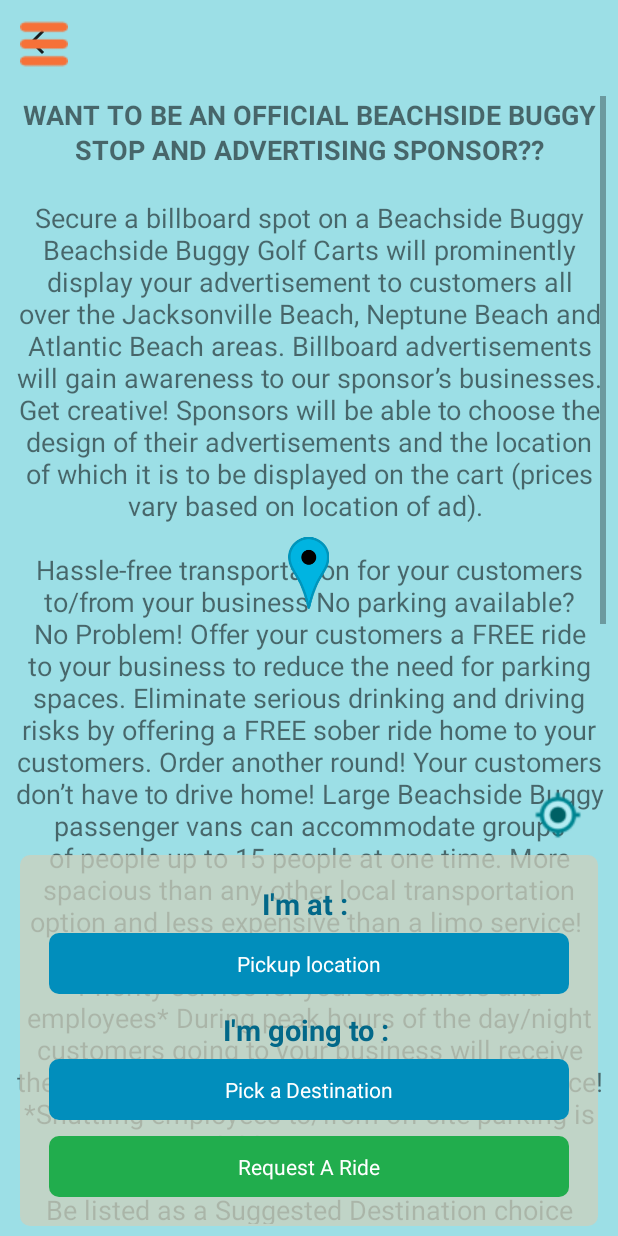
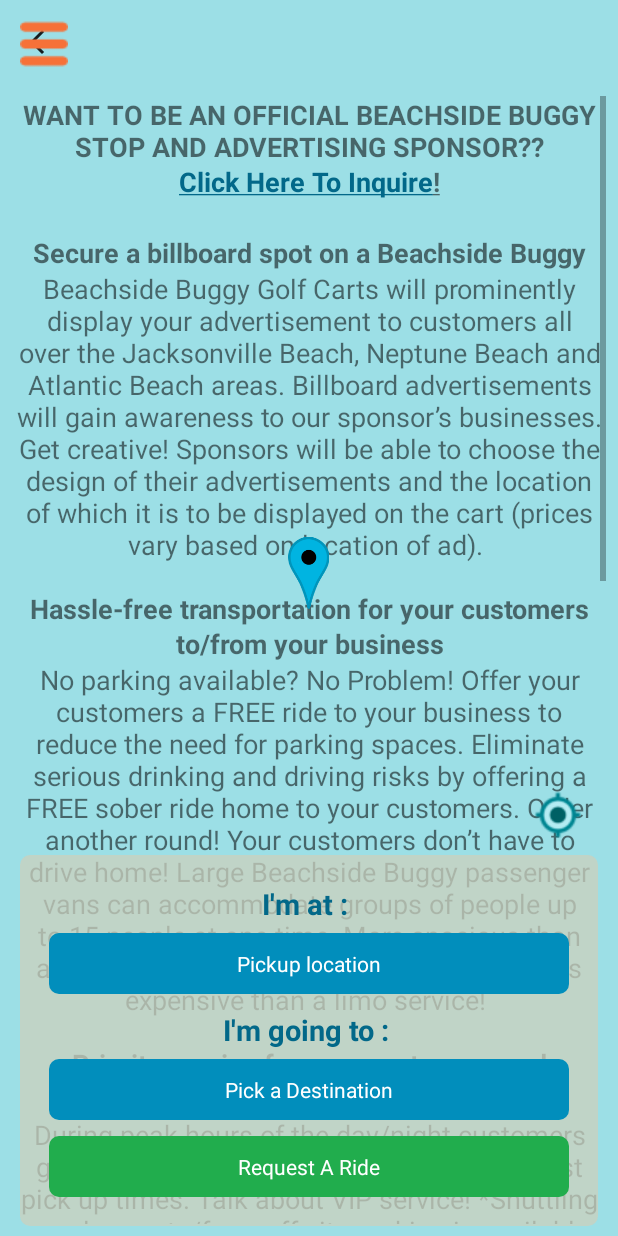
Before and after one commit to jaydeepvirani/beachsidebuggies, an Android app: the fragment SponsorsFragment placed in its activity, on a phone screen of 412 x 824 dp. Run offline under Robolectric (Android 15) with nearby library versions, the phone set to English and light mode, and no system bars; our stand-ins replace Firebase (no records; nobody signed in at launch, a user with empty details on screens opened directly), sdp/ssp sizes; libraries missing offline, so code that uses them is left out: cn.pedant, com.facebook, com.facebook.login; 4 statements that could not run were skipped.

Commit message:
Sponsorship page updates

```diff
--- a/app/src/main/java/com/eryushion/beachsidebuggies/fragment/SponsorsFragment.java
+++ b/app/src/main/java/com/eryushion/beachsidebuggies/fragment/SponsorsFragment.java
@@ -1,6 +1,7 @@
 package com.eryushion.beachsidebuggies.fragment;
 
 import android.content.Context;
+import android.content.Intent;
 import android.content.res.Resources;
 import android.net.Uri;
 import android.os.Bundle;
@@ -8,11 +9,17 @@
 import android.support.v7.app.AppCompatActivity;
 import android.support.v7.widget.Toolbar;
 import android.text.Html;
+import android.text.Spannable;
+import android.text.SpannableString;
+import android.text.Spanned;
+import android.text.method.LinkMovementMethod;
 import android.text.method.ScrollingMovementMethod;
+import android.text.style.ClickableSpan;
 import android.view.LayoutInflater;
 import android.view.View;
 import android.view.ViewGroup;
 import android.widget.TextView;
+import android.widget.Toast;
 
 import com.eryushion.beachsidebuggies.R;
 
@@ -89,8 +96,52 @@
 
         Resources res = getResources();
         String text = res.getString(R.string.sponsors_text);
-        CharSequence styledText = Html.fromHtml(text);
-        textView.setText(styledText);
+        SpannableString styled = new SpannableString(Html.fromHtml(text));
+
+
+        int i1 = styled.toString().indexOf("info");
+        int i2 = styled.toString().indexOf(".com");
+        int i3 = styled.toString().indexOf("Click");
+        int i4 = styled.toString().indexOf("Inquire!");
+        textView.setMovementMethod(LinkMovementMethod.getInstance());
+        textView.setText(styled, TextView.BufferType.SPANNABLE);
+        Spannable mySpannable = (Spannable)textView.getText();
+        ClickableSpan myClickableSpan = new ClickableSpan() {
+            @Override
+            public void onClick(View widget) {
+
+                Intent i = new Intent(Intent.ACTION_SEND);
+                i.setType("message/rfc822");
+                i.putExtra(Intent.EXTRA_EMAIL  , new String[]{"info@beachsidebuggies.com"});
+                i.putExtra(Intent.EXTRA_SUBJECT, "Sponsorship inquiry");
+                i.putExtra(Intent.EXTRA_TEXT   , "");
+                try {
+                    startActivity(Intent.createChooser(i, "Send mail..."));
+                } catch (android.content.ActivityNotFoundException ex) {
+
+                }
+
+            }
+        };
+        ClickableSpan myClickableSpan2 = new ClickableSpan() {
+            @Override
+            public void onClick(View widget) {
+
+                Intent i = new Intent(Intent.ACTION_SEND);
+                i.setType("message/rfc822");
+                i.putExtra(Intent.EXTRA_EMAIL  , new String[]{"info@beachsidebuggies.com"});
+                i.putExtra(Intent.EXTRA_SUBJECT, "Sponsorship inquiry");
+                i.putExtra(Intent.EXTRA_TEXT   , "");
+                try {
+                    startActivity(Intent.createChooser(i, "Send mail..."));
+                } catch (android.content.ActivityNotFoundException ex) {
+
+                }
+
+            }
+        };
+        mySpannable.setSpan(myClickableSpan, i1, i2 + 3, Spannable.SPAN_EXCLUSIVE_EXCLUSIVE);
+        mySpannable.setSpan(myClickableSpan2, i3, i4 + 7, Spanned.SPAN_EXCLUSIVE_EXCLUSIVE);
 
         //return inflater.inflate(R.layout.fragment_about_us, container, false);
         return view;
--- a/app/src/main/res/layout/fragment_about_us.xml
+++ b/app/src/main/res/layout/fragment_about_us.xml
@@ -6,6 +6,11 @@
     tools:context="com.eryushion.beachsidebuggies.fragment.AboutUsFragment">
 
     <!-- TODO: Update blank fragment layout -->
+
+    <WebView
+        android:id="@+id/wV"
+        android:layout_width="match_parent"
+        android:layout_height="match_parent" />
 
     <ScrollView
         android:layout_width="match_parent"
--- a/app/src/main/res/values/strings.xml
+++ b/app/src/main/res/values/strings.xml
@@ -14,33 +14,33 @@
     <string name="pickup_alert_msg">Your pickup location must be in our service area!</string>
     <string name="request_limit_exceeded">Currently no driver is available, sorry for the inconvenience.</string>
     <string name="request_limit_title">Try Again</string>
-    <string name="sponsors_text">&lt;b>WANT TO BE AN OFFICIAL BEACHSIDE BUGGY STOP AND ADVERTISING SPONSOR??&lt;/b>&lt;br>&lt;br>
+    <string name="sponsors_text">&lt;b>WANT TO BE AN OFFICIAL BEACHSIDE BUGGY STOP AND ADVERTISING SPONSOR??&lt;br>&lt;u>Click Here To Inquire!&lt;/u>&lt;/b>&lt;br>&lt;br>
 
-         Secure a billboard spot on a Beachside Buggy
+         &lt;b>Secure a billboard spot on a Beachside Buggy&lt;/b>&lt;br>
 Beachside Buggy Golf Carts will prominently display your advertisement to customers all over the Jacksonville Beach, Neptune Beach and Atlantic Beach areas. Billboard advertisements will gain awareness to our sponsor’s businesses.
 Get creative! Sponsors will be able to choose the design of their advertisements and the location of which it is to be displayed on the cart (prices vary based on location of ad).
 
-        &lt;br>&lt;br> Hassle-free transportation for your customers to/from your business
+        &lt;br>&lt;br> &lt;b>Hassle-free transportation for your customers to/from your business&lt;/b>&lt;br>
 No parking available? No Problem! Offer your customers a FREE ride to your business to reduce the need for parking spaces.
 Eliminate serious drinking and driving risks by offering a FREE sober ride home to your customers. Order another round! Your customers don’t have to drive home!
 Large Beachside Buggy passenger vans can accommodate groups of people up to 15 people at one time. More spacious than any other local transportation option and less expensive than a limo service!
 
-&lt;br>&lt;br>Priority service for your customers and employees*
+&lt;br>&lt;br>&lt;b>Priority service for your customers and employees*&lt;/b>&lt;br>
 During peak hours of the day/night customers going to your business will receive the fastest pick up times. Talk about VIP service!
 *Shuttling employees to/from off-site parking is available upon request.
 
-&lt;br>&lt;br>Be listed as a "Suggested Destination" choice
+&lt;br>&lt;br>&lt;b>Be listed as a "Suggested Destination" choice&lt;/b>&lt;br>
 Don’t know where you want to go just yet? No Problem! Sponsors will be featured in a list of “suggested destinations” prior to customers typing in their destination on our app
 COMING SOON! With the help of our app developer we aim to create a backdoor-access for our sponsors to promote their own businesses within our app! This would allow you to post photos, drink/food specials, and upcoming events/entertainment, and more for your business on our app!
 
-&lt;br>&lt;br>Eco-friendly and fun!
+&lt;br>&lt;br>&lt;b>Eco-friendly and fun!&lt;/b>&lt;br>
 All of our carts run off electricity and produce zero-emissions. We aim to keep our carbon footprint low in our operations and electric carts do just that!
 The carts are fun to ride! They are quiet enough to have a conversation with the person next to you and offer a unique way to see the beaches with the wind blowing in your hair!
 
-        &lt;br>&lt;br>Featured on our postcard-sized map of the beaches with our sponsors highlighted
+        &lt;br>&lt;br>&lt;b>Featured on our postcard-sized map of the beaches with our sponsors highlighted&lt;/b>&lt;br>
 Maps will be placed in the carts, nearby hotels, visitor bureaus, local businesses and sponsor locations.
 
-&lt;br>&lt;br>Become a part of the family of businesses that we actively promote through our drivers, social media, and app
+&lt;br>&lt;br>&lt;b>Become a part of the family of businesses that we actively promote through our drivers, social media, and app&lt;/b>&lt;br>
 Unlike most contemporary ride sharing services, our drivers are all hand picked for the best possible service, customer satisfaction and local knowledge. 100% of our Facebook and Yelp reviews are 5-star!
 As part of our Beach Buggy community we will occasionally share your businesses social media posts on our own outlets to help build your following and exposure (events, drink specials, tonight’s entertainment, etc.) Sharing is caring!
 
@@ -50,4 +50,4 @@
     <string name="hello_blank_fragment">Hello blank fragment</string>
     <string name="hours_of_operation">Hours Of Operation: \nMonday-Wednesday 3p.m.- Midnight\nThurs - Friday 3p.m. - 2a.m. \nSaturday 11a.m. - 2a.m. \n Sunday 11a.m. - Midnight</string>
     <string name="about_us_text">Beachside Buggies provides FREE rides and recommendations to the residents and visitors of the beaches community. We operate environmentally friendly, zero emission, long-range, 8-10 seater electric carts and 14 passenger vans.\n\n   We partner with local businesses sponsors for advertisement, who are listed as official Beachside Buggy stops and destination choices in our app, contributing to the operating costs and allowing the shuttles to be complimentary to all our passengers.\n\n   Riders are not charged any type of fee, but encouraged to tip drivers however they see fit. Riders can request on-demand rides between our sponsor network locations, businesses, hotels, and residential addresses via our mobile app.\n\n   Whether you are looking for a restaurant recommendation, the best live music, or just a safe ride back to your hotel or home, we\'re ready to pick you up! Our drivers are some of the most knowledgeable concierges in the area and will always have great recommendations!</string>
-    </resources>
+</resources>
```
Also changed, not shown: app/build.gradle (+6 -7 lines), app/src/main/java/com/eryushion/beachsidebuggies/fragment/AboutUsFragment.java (+7 -3 lines).
